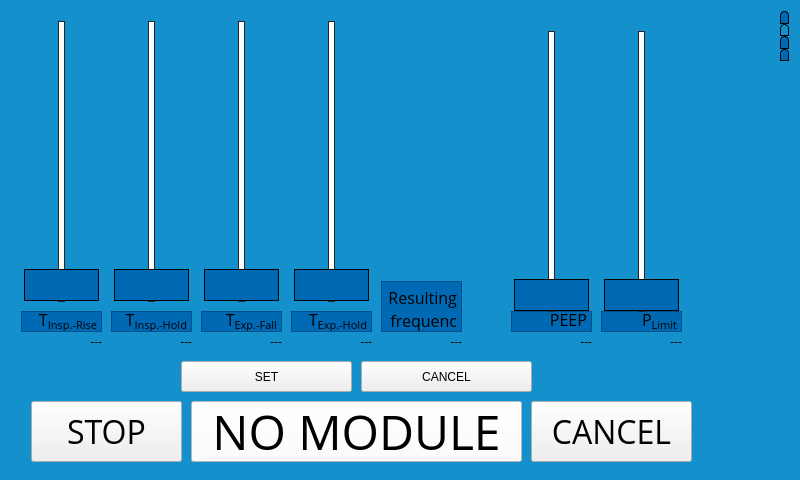
Above: TOSV-GUI.ui from trinamic/TOSV-UserInterface before the change. Below: the same form after it.
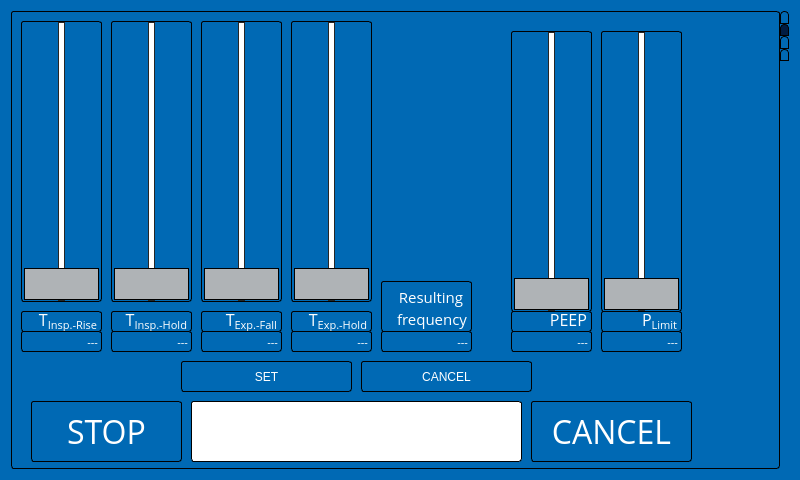
That is the form after the change. The open tabs and pages were chosen to show the change. Icons and pictures are not drawn. Custom widgets are drawn as their Qt base class.

```diff
--- a/TOSV-GUI.ui
+++ b/TOSV-GUI.ui
@@ -1,7 +1,7 @@
 <?xml version="1.0" encoding="UTF-8"?>
 <ui version="4.0">
- <class>Form</class>
- <widget class="QWidget" name="Form">
+ <class>TOSV_UserInterface</class>
+ <widget class="QWidget" name="TOSV_UserInterface">
   <property name="enabled">
    <bool>true</bool>
   </property>
@@ -28,8 +28,9 @@
    <string>Form</string>
   </property>
   <property name="styleSheet">
-   <string notr="true">#Form{
-background-color:rgb(20, 145, 204);
+   <string notr="true">#TOSV_UserInterface{
+background-color:#0069B4;
+color: white;
 }</string>
   </property>
   <layout class="QGridLayout" name="gridLayout">
@@ -64,7 +65,7 @@
 left: 0px; /* move to the right by 5px */
 }
 QTabWidget QTabBar::tab {
-border: 1px solid rgb(0, 0, 0);
+border: 1px solid black;
 border-top-left-radius: 4px;
 border-top-right-radius: 4px;
 padding: 2px;
@@ -72,8 +73,8 @@
 padding-bottom: -14px
 }
 QTabBar::tab:selected {
-border-color: rgb(0, 0, 0);
-background: rgb(20, 145, 204);
+border-color: black;
+background: #001C42;
 }
 QTabBar::tab:!selected {
 /*margin-top: 2px;  make non-selected tabs look smaller */
@@ -118,8 +119,10 @@
       </property>
       <property name="styleSheet">
        <string notr="true">border-radius: 3px;
-Background-color: #1491CC;
+Background-color:#0069B4;
 border: 1px solid black;
+color: white;
+
 
 /*QLabel{ border-radius: 3px;
 Background-color: #1491CC;
@@ -153,10 +156,16 @@
          <rect>
           <x>0</x>
           <y>0</y>
-          <width>51</width>
+          <width>71</width>
           <height>16</height>
          </rect>
         </property>
+        <property name="sizePolicy">
+         <sizepolicy hsizetype="Preferred" vsizetype="Expanding">
+          <horstretch>0</horstretch>
+          <verstretch>0</verstretch>
+         </sizepolicy>
+        </property>
         <property name="text">
          <string>Volume</string>
         </property>
@@ -182,12 +191,18 @@
          <rect>
           <x>0</x>
           <y>0</y>
-          <width>51</width>
+          <width>71</width>
           <height>16</height>
          </rect>
         </property>
+        <property name="sizePolicy">
+         <sizepolicy hsizetype="Preferred" vsizetype="Expanding">
+          <horstretch>0</horstretch>
+          <verstretch>0</verstretch>
+         </sizepolicy>
+        </property>
         <property name="text">
-         <string>Flow</string>
+         <string>(RPM)</string>
         </property>
        </widget>
       </widget>
@@ -205,10 +220,16 @@
          <rect>
           <x>0</x>
           <y>0</y>
-          <width>51</width>
+          <width>71</width>
           <height>16</height>
          </rect>
         </property>
+        <property name="sizePolicy">
+         <sizepolicy hsizetype="Preferred" vsizetype="Expanding">
+          <horstretch>0</horstretch>
+          <verstretch>0</verstretch>
+         </sizepolicy>
+        </property>
         <property name="text">
          <string>Pressure</string>
         </property>
@@ -220,7 +241,7 @@
          <x>610</x>
          <y>10</y>
          <width>73</width>
-         <height>441</height>
+         <height>451</height>
         </rect>
        </property>
        <layout class="QVBoxLayout" name="verticalLayout_2">
@@ -587,12 +608,14 @@
       </property>
       <property name="styleSheet">
        <string notr="true">border-radius: 3px;
-Background-color: #1491CC;
+Background-color:#0069B4;
 border: 1px solid black;
+color: white;
+
 
 /*QLabel{ border-radius: 3px;
 Background-color: #1491CC;
-border: 1px solid black;}
+border: 1px solid black;}*/
 
 </string>
       </property>
@@ -656,7 +679,7 @@
 }
 
 .QSlider::handle:vertical {
-    background: rgb(0, 105, 180);
+    background:#afb3b6 ;
     border: 1px solid rgb(0, 0, 0);
     height: 30px;
     margin: -0px -35px;
@@ -920,7 +943,7 @@
 }
 
 .QSlider::handle:vertical {
-    background: rgb(0, 105, 180);
+    background:#afb3b6 ;
     border: 1px solid rgb(0, 0, 0);
     height: 30px;
     margin: -0px -35px;
@@ -954,7 +977,7 @@
 }
 
 .QSlider::handle:vertical {
-    background: rgb(0, 105, 180);
+    background:#afb3b6 ;
     border: 1px solid rgb(0, 0, 0);
     height: 30px;
     margin: -0px -35px;
@@ -988,7 +1011,7 @@
 }
 
 .QSlider::handle:vertical {
-    background: rgb(0, 105, 180);
+    background:#afb3b6 ;
     border: 1px solid rgb(0, 0, 0);
     height: 30px;
     margin: -0px -35px;
@@ -1022,14 +1045,14 @@
 }
 
 .QSlider::handle:vertical {
-    background: rgb(0, 105, 180);
+    background:#afb3b6 ;
     border: 1px solid rgb(0, 0, 0);
     height: 30px;
     margin: -0px -35px;
 }</string>
        </property>
        <property name="maximum">
-        <number>10000</number>
+        <number>1000</number>
        </property>
        <property name="orientation">
         <enum>Qt::Vertical</enum>
@@ -1056,14 +1079,14 @@
 }
 
 .QSlider::handle:vertical {
-    background: rgb(0, 105, 180);
+    background:#afb3b6 ;
     border: 1px solid rgb(0, 0, 0);
     height: 30px;
     margin: -0px -35px;
 }</string>
        </property>
        <property name="maximum">
-        <number>60000</number>
+        <number>6000</number>
        </property>
        <property name="orientation">
         <enum>Qt::Vertical</enum>
@@ -1081,6 +1104,7 @@
        <property name="font">
         <font>
          <family>Open Sans</family>
+         <pointsize>8</pointsize>
         </font>
        </property>
        <property name="styleSheet">
@@ -1111,6 +1135,7 @@
        <property name="font">
         <font>
          <family>Open Sans</family>
+         <pointsize>8</pointsize>
         </font>
        </property>
        <property name="styleSheet">
@@ -1141,6 +1166,7 @@
        <property name="font">
         <font>
          <family>Open Sans</family>
+         <pointsize>8</pointsize>
         </font>
        </property>
        <property name="styleSheet">
@@ -1171,6 +1197,7 @@
        <property name="font">
         <font>
          <family>Open Sans</family>
+         <pointsize>8</pointsize>
         </font>
        </property>
        <property name="styleSheet">
@@ -1201,6 +1228,7 @@
        <property name="font">
         <font>
          <family>Open Sans</family>
+         <pointsize>8</pointsize>
         </font>
        </property>
        <property name="styleSheet">
@@ -1231,6 +1259,7 @@
        <property name="font">
         <font>
          <family>Open Sans</family>
+         <pointsize>8</pointsize>
         </font>
        </property>
        <property name="styleSheet">
@@ -1324,13 +1353,14 @@
         <rect>
          <x>370</x>
          <y>320</y>
-         <width>81</width>
+         <width>91</width>
          <height>21</height>
         </rect>
        </property>
        <property name="font">
         <font>
          <family>Open Sans</family>
+         <pointsize>8</pointsize>
         </font>
        </property>
        <property name="styleSheet">
@@ -1354,7 +1384,7 @@
         <rect>
          <x>370</x>
          <y>270</y>
-         <width>81</width>
+         <width>91</width>
          <height>51</height>
         </rect>
        </property>
@@ -1381,8 +1411,8 @@
 &lt;html&gt;&lt;head&gt;&lt;meta name=&quot;qrichtext&quot; content=&quot;1&quot; /&gt;&lt;style type=&quot;text/css&quot;&gt;
 p, li { white-space: pre-wrap; }
 &lt;/style&gt;&lt;/head&gt;&lt;body style=&quot; font-family:'Open Sans'; font-size:12pt; font-weight:400; font-style:normal;&quot;&gt;
-&lt;p align=&quot;right&quot; style=&quot; margin-top:0px; margin-bottom:0px; margin-left:0px; margin-right:0px; -qt-block-indent:0; text-indent:0px;&quot;&gt;&lt;span style=&quot; font-family:'MS Shell Dlg 2';&quot;&gt;Resulting &lt;/span&gt;&lt;/p&gt;
-&lt;p align=&quot;right&quot; style=&quot; margin-top:0px; margin-bottom:0px; margin-left:0px; margin-right:0px; -qt-block-indent:0; text-indent:0px;&quot;&gt;&lt;span style=&quot; font-family:'MS Shell Dlg 2';&quot;&gt;frequency&lt;/span&gt;&lt;/p&gt;&lt;/body&gt;&lt;/html&gt;</string>
+&lt;p align=&quot;right&quot; style=&quot; margin-top:0px; margin-bottom:0px; margin-left:0px; margin-right:0px; -qt-block-indent:0; text-indent:0px;&quot;&gt;&lt;span style=&quot; font-family:'MS Shell Dlg 2'; font-size:11pt;&quot;&gt;Resulting &lt;/span&gt;&lt;/p&gt;
+&lt;p align=&quot;right&quot; style=&quot; margin-top:0px; margin-bottom:0px; margin-left:0px; margin-right:0px; -qt-block-indent:0; text-indent:0px;&quot;&gt;&lt;span style=&quot; font-family:'MS Shell Dlg 2'; font-size:11pt;&quot;&gt;frequency&lt;/span&gt;&lt;/p&gt;&lt;/body&gt;&lt;/html&gt;</string>
        </property>
        <property name="overwriteMode">
         <bool>false</bool>
```
